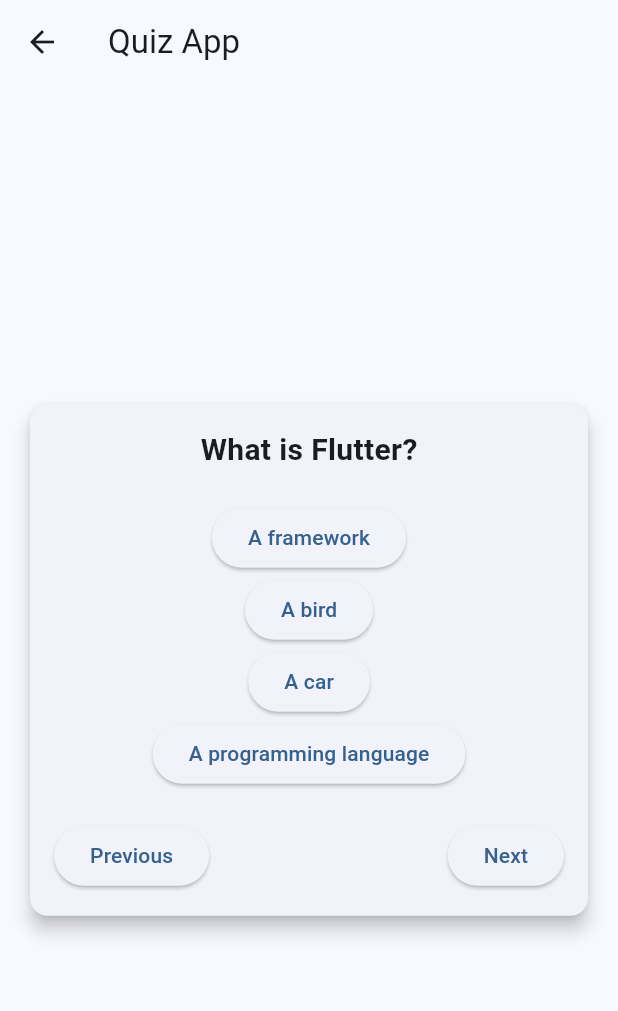
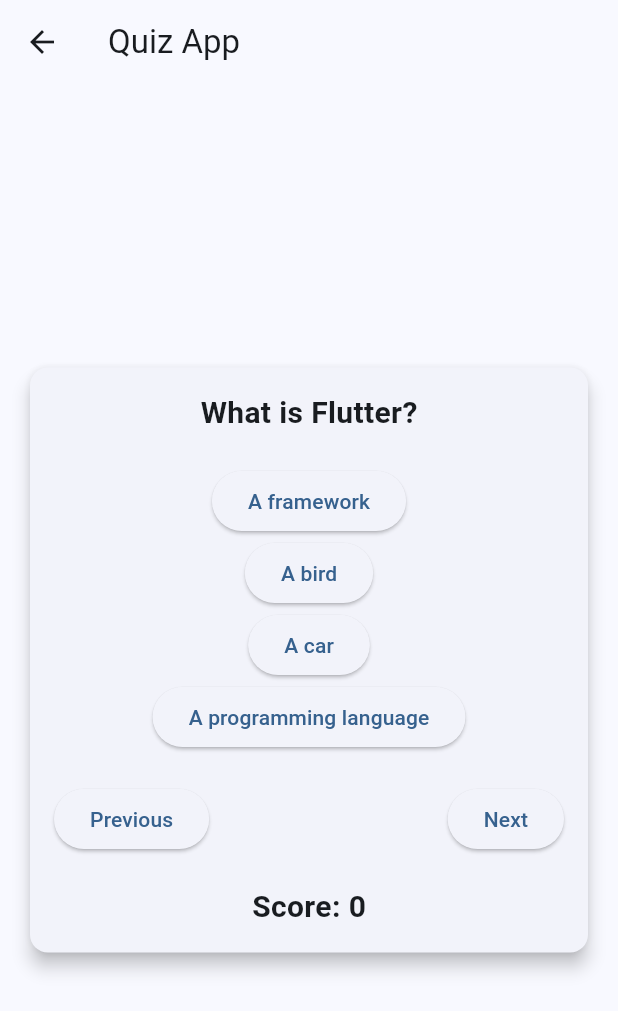
Before and after one commit to HugeKC01/flutter_studyclimatechange, a Flutter app: the PostTestScreen screen opened directly, on a phone screen of 412 x 824 dp. Shown: the top 1011 px of the screen. Run offline on Flutter 3.47's test engine with Material 3 defaults, Android fonts, the phone set to English and light mode, and no system bars.

```diff
--- a/lib/main.dart
+++ b/lib/main.dart
@@ -1,7 +1,7 @@
 import 'package:flutter/material.dart';
-import 'module1.dart';
-import 'module2.dart';
-import 'module3.dart';
+import 'learningpage/module1/m1_main.dart';
+import 'learningpage/module2/m2_main.dart';
+import 'learningpage/module3/m3_main.dart';
 import 'posttest.dart';
 
 void main() {
--- a/lib/posttest.dart
+++ b/lib/posttest.dart
@@ -2,7 +2,7 @@ import 'package:flutter/material.dart';
 import 'package:logging/logging.dart';
 
 class PostTestScreen extends StatefulWidget {
-  const PostTestScreen({Key? key}) : super(key: key);
+  const PostTestScreen({super.key});
 
   @override
   QuizPageState createState() => QuizPageState();
@@ -10,6 +10,7 @@ class PostTestScreen extends StatefulWidget {
 
 class QuizPageState extends State<PostTestScreen> {
   int questionIndex = 0;
+  int score = 0;
   final Logger _logger = Logger('QuizPageState');
 
   final List<Map<String, Object>> questions = [
@@ -29,6 +30,7 @@ class QuizPageState extends State<PostTestScreen> {
     setState(() {
       if (answer == questions[questionIndex]['correctAnswer']) {
         _logger.info('Correct Answer!');
+        score++;
       } else {
         _logger.info('Wrong Answer!');
       }
@@ -89,6 +91,11 @@ class QuizPageState extends State<PostTestScreen> {
                         ),
                       ],
                     ),
+                    SizedBox(height: 20.0),
+                    Text(
+                      'Score: $score',
+                      style: TextStyle(fontSize: 20.0, fontWeight: FontWeight.bold),
+                    ),
                   ],
                 ),
               ),
```
Also changed, not shown: lib/learningpage/module1/m1_learn_p1.dart (added), lib/learningpage/module1/m1_main.dart (renamed from lib/module1.dart), lib/learningpage/module2/m2_learn_p1.dart (added), lib/learningpage/module2/m2_main.dart (renamed from lib/module2.dart), lib/learningpage/module3/m3_learn_p1.dart (added), lib/learningpage/module3/m3_main.dart (renamed from lib/module3.dart).
